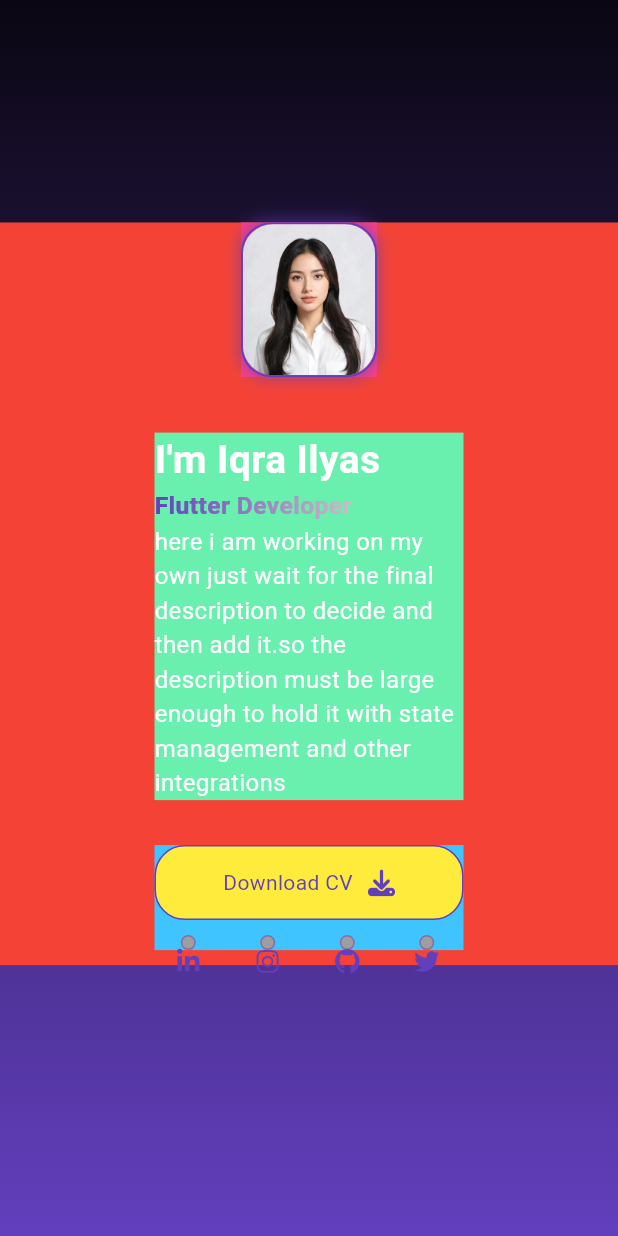
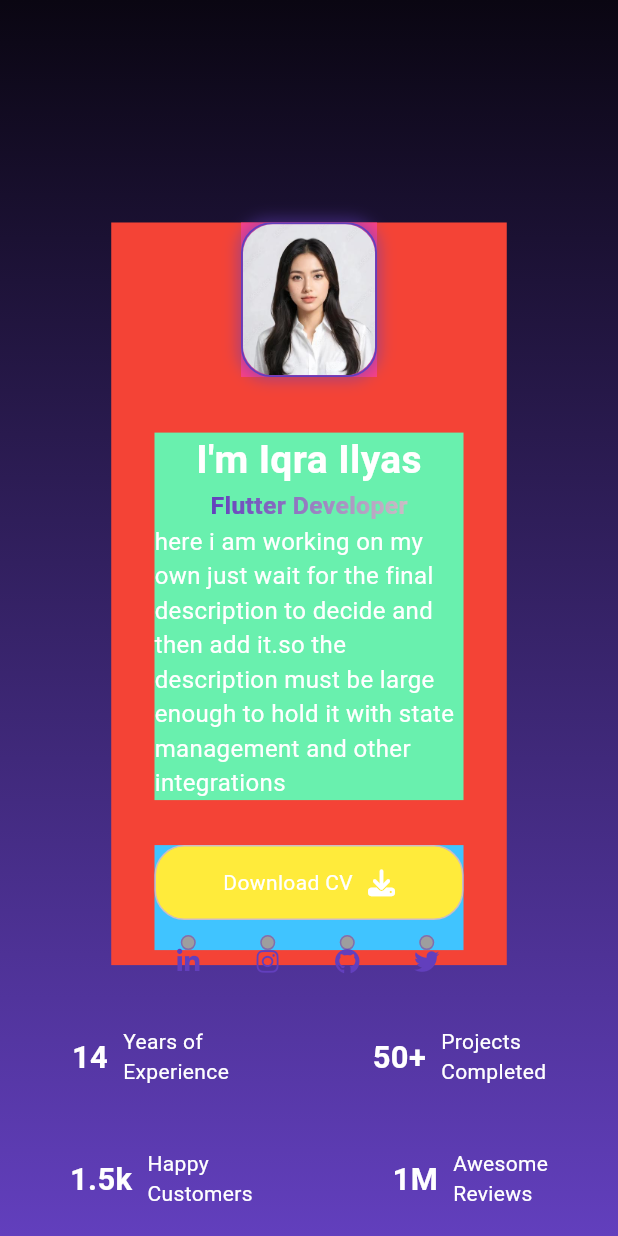
Before and after one commit to Iqra-Ilyas094093/portfolio, a Flutter app: the screen it shows after launch, on a phone screen of 412 x 824 dp. Run offline on Flutter 3.47's test engine with Material 3 defaults, Android fonts, the phone set to English and light mode, and no system bars; drawn by our look-alikes of simple_gradient_text; our stand-ins replace font_awesome_flutter; Roboto replaces fonts that are missing (Poppins).

```diff
--- a/lib/screens/mobile/mobileLayout.dart
+++ b/lib/screens/mobile/mobileLayout.dart
@@ -2,6 +2,7 @@ import 'package:flutter/material.dart';
 
 import '../../constants/styles.dart';
 import '../tablet/tabletLayout.dart';
+import '../widgets/CountWidget.dart';
 import '../widgets/TextHeaderWidget.dart';
 import '../widgets/imageWidget.dart';
 
@@ -17,10 +18,14 @@ class Mobilelayout extends StatelessWidget {
         width: double.infinity,
         decoration: Styles.decoration,
         child: SingleChildScrollView(
-          child: Container(
+          child: Column(
+            children: [
+              Container(
                 color: Colors.red,
-            margin: EdgeInsets.symmetric(vertical: size.height * 0.18),
+                margin: EdgeInsets.only(top: size.height * 0.18),
                 child: Column(
+                  mainAxisAlignment: MainAxisAlignment.center,
+                  crossAxisAlignment: CrossAxisAlignment.center,
                   children: [
                     Container(
                       color: Colors.pinkAccent,
@@ -49,6 +54,31 @@ class Mobilelayout extends StatelessWidget {
                   ],
                 ),
               ),
+              SizedBox(height: size.height * 0.05,),
+              Container(
+                // margin: EdgeInsets.symmetric(horizontal: size.width * 0.1),
+                child: Column(
+                  children: [
+                    Row(
+                      mainAxisAlignment: MainAxisAlignment.spaceAround,
+                      children: [
+                        Countwidget(size: size, text1: '14', text2: 'Years of', text3: 'Experience'),
+                        Countwidget(size: size, text1: '50+', text2: 'Projects', text3: 'Completed'),
+                      ],
+                    ),
+                    SizedBox(height: size.height * 0.05,),
+                    Row(
+                      mainAxisAlignment: MainAxisAlignment.spaceAround,
+                      children: [
+                        Countwidget(size: size, text1: '1.5k', text2: 'Happy', text3: 'Customers'),
+                        Countwidget(size: size, text1: '1M', text2: 'Awesome', text3: 'Reviews'),
+                      ],
+                    )
+                  ],
+                ),
+              )
+            ],
+          ),
         ),
       ),
     );
--- a/lib/screens/widgets/TextHeaderWidget.dart
+++ b/lib/screens/widgets/TextHeaderWidget.dart
@@ -17,7 +17,7 @@ class TextHeaderWidget extends StatelessWidget {
         horizontal: size.width * 0.07,
       ),
       child: Column(
-        crossAxisAlignment: CrossAxisAlignment.start,
+        crossAxisAlignment: size.width>600? CrossAxisAlignment.start:CrossAxisAlignment.center,
         mainAxisAlignment: MainAxisAlignment.center,
         children: [
           Text(
--- a/lib/screens/widgets/dowloadCv.dart
+++ b/lib/screens/widgets/dowloadCv.dart
@@ -15,14 +15,14 @@ class Dowloadcv extends StatelessWidget {
       decoration: BoxDecoration(
         color: Colors.yellow,
         borderRadius: BorderRadius.circular(20),
-        border: Border.all(color: AppColors.studio),
+        border: Border.all(color: AppColors.paleSlate),
       ),
       child: Row(
         mainAxisAlignment: MainAxisAlignment.center,
         children: [
-          Text('Download CV',style: TextStyle(color: AppColors.studio),),
+          Text('Download CV',style: TextStyle(color: Colors.white),),
           SizedBox.square(dimension: 10,),
-          FaIcon(FontAwesomeIcons.download,color: AppColors.studio,size: 18,)
+          FaIcon(FontAwesomeIcons.download,color: Colors.white,size: 18,)
         ],
       ),
     );
```
Also changed, not shown: lib/screens/tablet/tabletLayout.dart (+29 -1 lines), lib/screens/web/desktopLayout.dart (+30 -0 lines), lib/screens/widgets/myServicesWidget.dart (added, +60 -0 lines), lib/screens/widgets/textWidget.dart (added, +29 -0 lines). Lines whose indentation alone changed are shown as unchanged.
